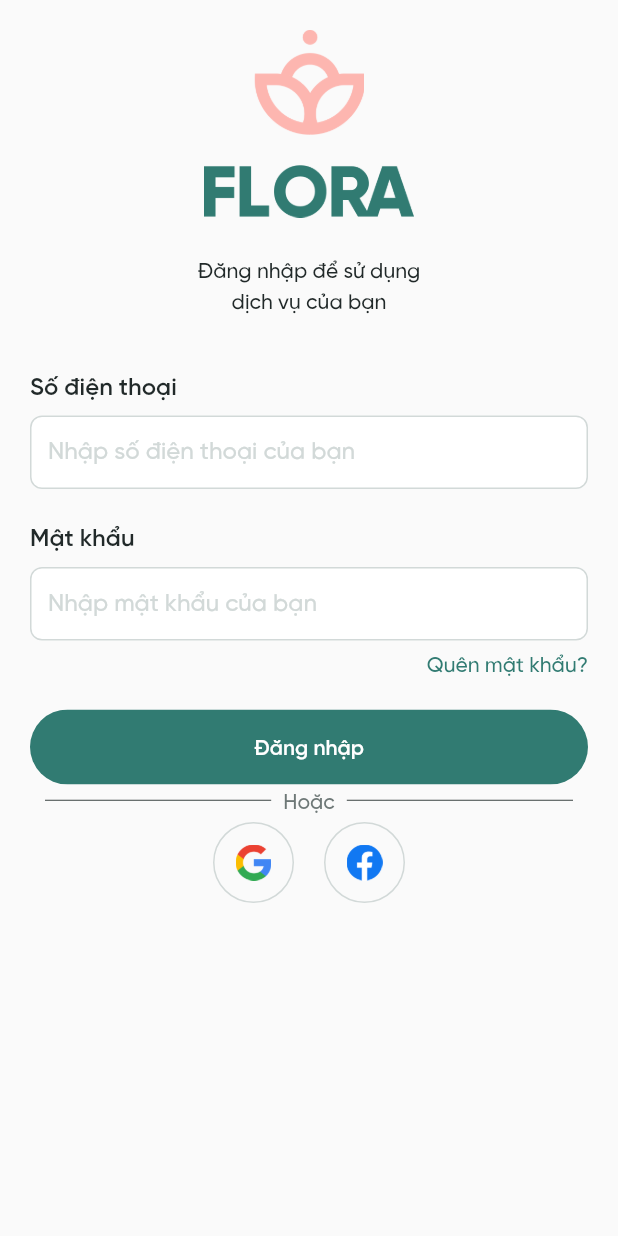
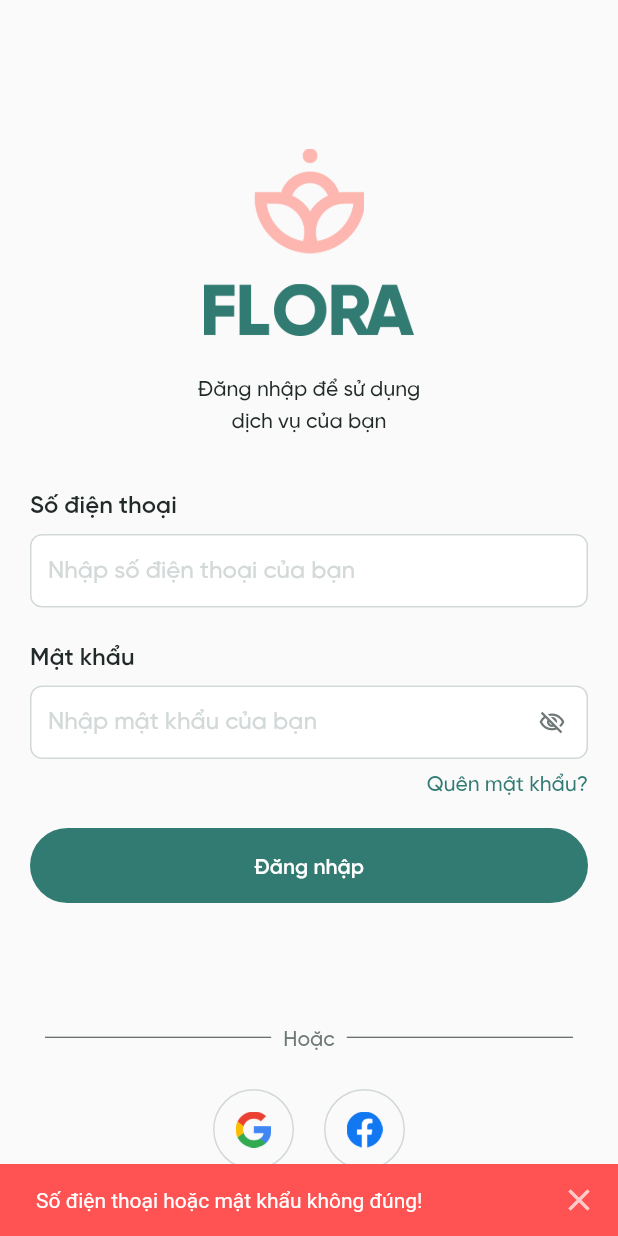
Before and after one commit to Nhatdote/flutter_flora, a Flutter app: the LoginScreen screen opened by its route, after a tap on "Đăng nhập", on a phone screen of 412 x 824 dp. Run offline on Flutter 3.47's test engine with Material 2 defaults, Android fonts, the phone set to English and light mode, and no system bars; our stand-ins replace flutter_keyboard_visibility, shared_preferences, smooth_page_indicator, webview_flutter; accounts and stored records are empty.

Commit message:
Refactor & login screen

```diff
--- a/lib/db.dart
+++ b/lib/db.dart
@@ -3,6 +3,9 @@ import 'package:flora/constans/language.dart';
 import 'package:shared_preferences/shared_preferences.dart';
 
 class DB {
+  static const skipOnBoarding = 'skipOnBoarding';
+  static const users = 'users';
+
   static SharedPreferences? _prefs;
 
   static Future<void> init() async {
--- a/lib/main.dart
+++ b/lib/main.dart
@@ -1,5 +1,4 @@
 import 'package:flora/constans/color.dart';
-import 'package:flora/db.dart';
 import 'package:flora/routes.dart';
 import 'package:flutter/material.dart';
 
@@ -10,13 +9,10 @@ class Flora extends StatelessWidget {
 
   @override
   Widget build(BuildContext context) {
-    DB.init();
-
     return MaterialApp(
       title: 'Flora',
       theme: themeData,
       initialRoute: AppRoute.splash,
-      // routes: AppRoute.getRoutes(),
       onGenerateRoute: (RouteSettings settings) =>
           AppRoute.onGenerateRoute(settings),
     );
--- /dev/null
+++ b/lib/models/user.dart
@@ -0,0 +1,94 @@
+import 'dart:convert';
+
+import 'package:flora/db.dart';
+import 'package:flora/shared/functions.dart';
+
+class User {
+  final String id;
+  final String phone;
+  final String fullname;
+  final String password;
+
+  const User({
+    required this.id,
+    required this.phone,
+    required this.fullname,
+    required this.password,
+  });
+
+  static const key = 'users';
+
+  factory User.fromJson(String json) {
+    Map<String, dynamic> user = jsonDecode(json);
+
+    if (user['phone'] != null &&
+        user['fullname'] != null &&
+        user['password'] != null) {
+      return User(
+        id: user['id']!,
+        phone: user['phone']!,
+        fullname: user['fullname']!,
+        password: user['password']!,
+      );
+    }
+
+    throw Exception('Invalid JSON format');
+  }
+
+  String toJson() {
+    return jsonEncode({
+      'id': id,
+      'phone': phone,
+      'fullname': fullname,
+      'password': password,
+    });
+  }
+
+  static Set<User> getAll() {
+    Set<String> users = (DB.prefs.getStringList(key) ?? []).toSet();
+
+    return users.map((String h) {
+      return User.fromJson(h);
+    }).toSet();
+  }
+
+  static bool verify(String phone, String password) {
+    final Set<User> users = getAll();
+    User? user;
+
+    for (final User h in users) {
+      if (h.phone == phone) {
+        user = h;
+        break;
+      }
+    }
+
+    if (user == null) {
+      return false;
+    }
+
+    if (Fs.hash(password) == user.password) {
+      return true;
+    }
+
+    return false;
+  }
+
+  static Future<bool> store(User user) async {
+    Set<User> users = getAll();
+
+    users.add(user);
+
+    List<String> jsonUser = users.map((User h) {
+      return h.toJson();
+    }).toList();
+
+    return await DB.prefs.setStringList(key, jsonUser);
+  }
+
+  static bool isExist(phone) {
+    Set<User> users = getAll();
+
+    return users.any((h) => h.phone == phone);
+  }
+}
--- a/lib/screens/login.dart
+++ b/lib/screens/login.dart
@@ -1,6 +1,8 @@
 import 'package:flora/constans/color.dart';
 import 'package:flora/constans/space.dart';
 import 'package:flora/constans/style.dart';
+import 'package:flora/models/user.dart';
+import 'package:flora/shared/toast.dart';
 import 'package:flora/widgets/button.dart';
 import 'package:flora/widgets/logo.dart';
 import 'package:flora/widgets/webview.dart';
@@ -19,20 +21,62 @@ class LoginScreen extends StatefulWidget {
 class _LoginScreenState extends State<LoginScreen> {
   TextEditingController phoneController = TextEditingController();
   TextEditingController passwordController = TextEditingController();
+  ScrollController scrollController = ScrollController();
   bool btnLoading = false;
   bool btnDisabled = true;
+  bool showPassword = false;
   String? errorTextPhone;
   String? errorTextPassword;
+
+  onLogin() {
+    String phone = phoneController.text;
+    String password = passwordController.text;
+
+    final bool check = User.verify(phone, password);
+
+    Toast.initialize(context);
+
+    if (!check) {
+      Toast.showError('Số điện thoại hoặc mật khẩu không đúng!');
+      return;
+    }
+
+    Toast.showSuccess('Đăng nhập thành công!');
+  }
+
+  @override
+  void initState() {
+    super.initState();
+  }
+
+  @override
+  void dispose() {
+    phoneController.dispose();
+    passwordController.dispose();
+    scrollController.dispose();
+    super.dispose();
+  }
 
   @override
   Widget build(BuildContext context) {
     return Scaffold(
-      body: KeyboardDismissOnTap(
+      body: KeyboardVisibilityBuilder(
+        builder: (BuildContext context, isKeyboardVisible) {
+          if (isKeyboardVisible) {
+            scrollController.animateTo(
+              100,
+              duration: const Duration(milliseconds: 300),
+              curve: Curves.easeOut,
+            );
+          }
+
+          return KeyboardDismissOnTap(
+            child: SingleChildScrollView(
+              controller: scrollController,
               child: SizedBox(
                 height: MediaQuery.of(context).size.height,
                 child: Padding(
                   padding: const EdgeInsets.all(AppSpace.xl),
-            child: SingleChildScrollView(
                   child: Column(
                     children: [
                       const Spacer(),
@@ -48,7 +92,8 @@ class _LoginScreenState extends State<LoginScreen> {
                         child: Column(
                           children: [
                             Padding(
-                          padding: const EdgeInsets.only(bottom: AppSpace.xl),
+                              padding:
+                                  const EdgeInsets.only(bottom: AppSpace.xl),
                               child: Column(
                                 crossAxisAlignment: CrossAxisAlignment.start,
                                 children: [
@@ -67,18 +112,33 @@ class _LoginScreenState extends State<LoginScreen> {
                               ),
                             ),
                             Padding(
-                          padding: const EdgeInsets.only(bottom: AppSpace.xl),
+                              padding:
+                                  const EdgeInsets.only(bottom: AppSpace.xl),
                               child: Column(
                                 crossAxisAlignment: CrossAxisAlignment.start,
                                 children: [
-                              const Text('Mật khẩu', style: AppStyle.textLabel),
+                                  const Text('Mật khẩu',
+                                      style: AppStyle.textLabel),
                                   const SizedBox(height: AppSpace.xs),
                                   TextFormField(
-                                obscureText: true,
+                                    obscureText: !showPassword,
                                     controller: passwordController,
                                     decoration: InputDecoration(
                                       hintText: 'Nhập mật khẩu của bạn',
                                       errorText: errorTextPhone,
+                                      suffixIcon: InkWell(
+                                        onTap: () {
+                                          setState(() {
+                                            showPassword = !showPassword;
+                                          });
+                                        },
+                                        child: Icon(
+                                          showPassword
+                                              ? Icons.visibility_outlined
+                                              : Icons.visibility_off_outlined,
+                                          color: AppColor.neutral40,
+                                        ),
+                                      ),
                                     ),
                                   ),
                                   const SizedBox(height: 5),
@@ -88,7 +148,8 @@ class _LoginScreenState extends State<LoginScreen> {
                                       onTap: () {},
                                       child: const Text(
                                         'Quên mật khẩu?',
-                                    style: TextStyle(color: AppColor.primary),
+                                        style:
+                                            TextStyle(color: AppColor.primary),
                                       ),
                                     ),
                                   )
@@ -97,7 +158,7 @@ class _LoginScreenState extends State<LoginScreen> {
                             ),
                             AppButton(
                               label: 'Đăng nhập',
-                          onTab: () {},
+                              onTab: onLogin,
                             )
                           ],
                         ),
@@ -129,7 +190,8 @@ class _LoginScreenState extends State<LoginScreen> {
                         ),
                       ),
                       Container(
-                    padding: const EdgeInsets.symmetric(vertical: 4),
+                        padding:
+                            const EdgeInsets.symmetric(vertical: AppSpace.xxl),
                         child: const Row(
                           mainAxisAlignment: MainAxisAlignment.center,
                           children: [
@@ -152,6 +214,8 @@ class _LoginScreenState extends State<LoginScreen> {
                 ),
               ),
             ),
+          );
+        },
       ),
     );
   }
--- /dev/null
+++ b/lib/shared/functions.dart
@@ -0,0 +1,8 @@
+import 'dart:convert';
+import 'package:crypto/crypto.dart';
+
+class Fs {
+  static String hash(text) {
+    return sha256.convert(utf8.encode(text)).toString();
+  }
+}
--- a/pubspec.yaml
+++ b/pubspec.yaml
@@ -35,6 +35,7 @@ dependencies:
   avoid_keyboard: ^0.3.0
   flutter_keyboard_visibility: ^5.4.1
   shared_preferences: ^2.1.1
+  uuid: ^3.0.7
 
 
   # The following adds the Cupertino Icons font to your application.
```
Also changed, not shown: lib/screens/register/form.dart (+36 -4 lines), lib/screens/register/otp.dart (+7 -1 lines), lib/screens/register/phone.dart (+7 -3 lines), lib/screens/splash.dart (+15 -3 lines), pubspec.lock. Lines whose indentation alone changed are shown as unchanged.
